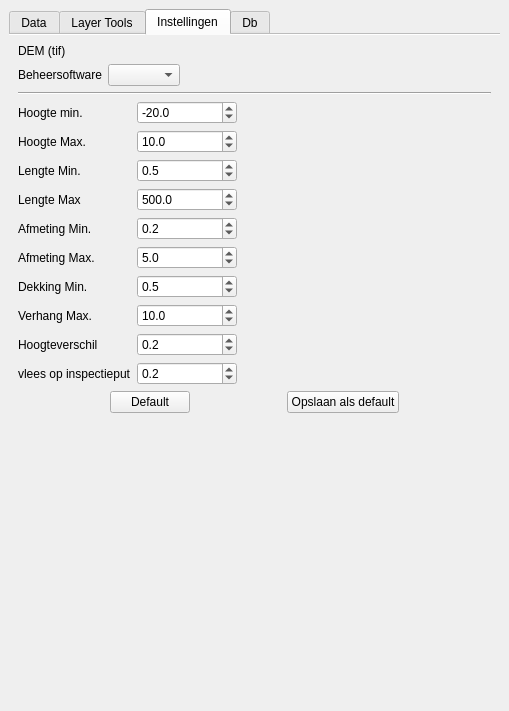
Old version of the form Datachecker_dockwidget_base.ui in the repository Siebrand-HHD/OASDGLDatachecker.
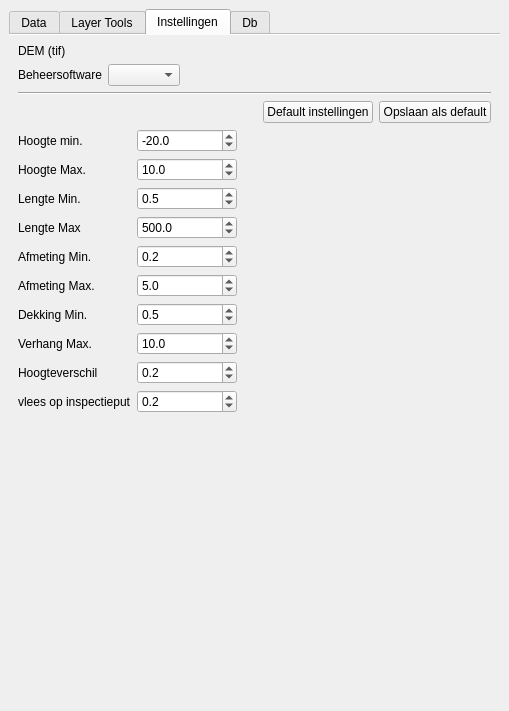
New version of the form. The open tabs and pages were chosen to show the change. Custom widgets are drawn as their Qt base class.

Commit message: correctie gisib

```diff
--- a/Datachecker_dockwidget_base.ui
+++ b/Datachecker_dockwidget_base.ui
@@ -788,6 +788,37 @@
           </property>
          </widget>
         </item>
+        <item>
+         <layout class="QHBoxLayout" name="horizontalLayout_7">
+          <item>
+           <spacer name="horizontalSpacer_4">
+            <property name="orientation">
+             <enum>Qt::Horizontal</enum>
+            </property>
+            <property name="sizeHint" stdset="0">
+             <size>
+              <width>40</width>
+              <height>20</height>
+             </size>
+            </property>
+           </spacer>
+          </item>
+          <item>
+           <widget class="QPushButton" name="defaultInstellingen">
+            <property name="text">
+             <string>Default instellingen</string>
+            </property>
+           </widget>
+          </item>
+          <item>
+           <widget class="QPushButton" name="instellingenopslaan">
+            <property name="text">
+             <string>Opslaan als default</string>
+            </property>
+           </widget>
+          </item>
+         </layout>
+        </item>
         <item>
          <layout class="QGridLayout" name="gridLayout_3">
           <item row="4" column="1">
@@ -993,63 +1024,6 @@
           </item>
          </layout>
         </item>
-        <item>
-         <layout class="QHBoxLayout" name="horizontalLayout_7">
-          <item>
-           <spacer name="horizontalSpacer_5">
-            <property name="orientation">
-             <enum>Qt::Horizontal</enum>
-            </property>
-            <property name="sizeHint" stdset="0">
-             <size>
-              <width>40</width>
-              <height>20</height>
-             </size>
-            </property>
-           </spacer>
-          </item>
-          <item>
-           <widget class="QPushButton" name="defaultInstellingen">
-            <property name="text">
-             <string>Default</string>
-            </property>
-           </widget>
-          </item>
-          <item>
-           <spacer name="horizontalSpacer_4">
-            <property name="orientation">
-             <enum>Qt::Horizontal</enum>
-            </property>
-            <property name="sizeHint" stdset="0">
-             <size>
-              <width>40</width>
-              <height>20</height>
-             </size>
-            </property>
-           </spacer>
-          </item>
-          <item>
-           <widget class="QPushButton" name="instellingenopslaan">
-            <property name="text">
-             <string>Opslaan als default</string>
-            </property>
-           </widget>
-          </item>
-          <item>
-           <spacer name="horizontalSpacer_6">
-            <property name="orientation">
-             <enum>Qt::Horizontal</enum>
-            </property>
-            <property name="sizeHint" stdset="0">
-             <size>
-              <width>40</width>
-              <height>20</height>
-             </size>
-            </property>
-           </spacer>
-          </item>
-         </layout>
-        </item>
         <item>
          <spacer name="verticalSpacer_6">
           <property name="orientation">
```
Left out of the diff: 2 changed lines with no effect on the pictures. The commit also changes 2 other files.
